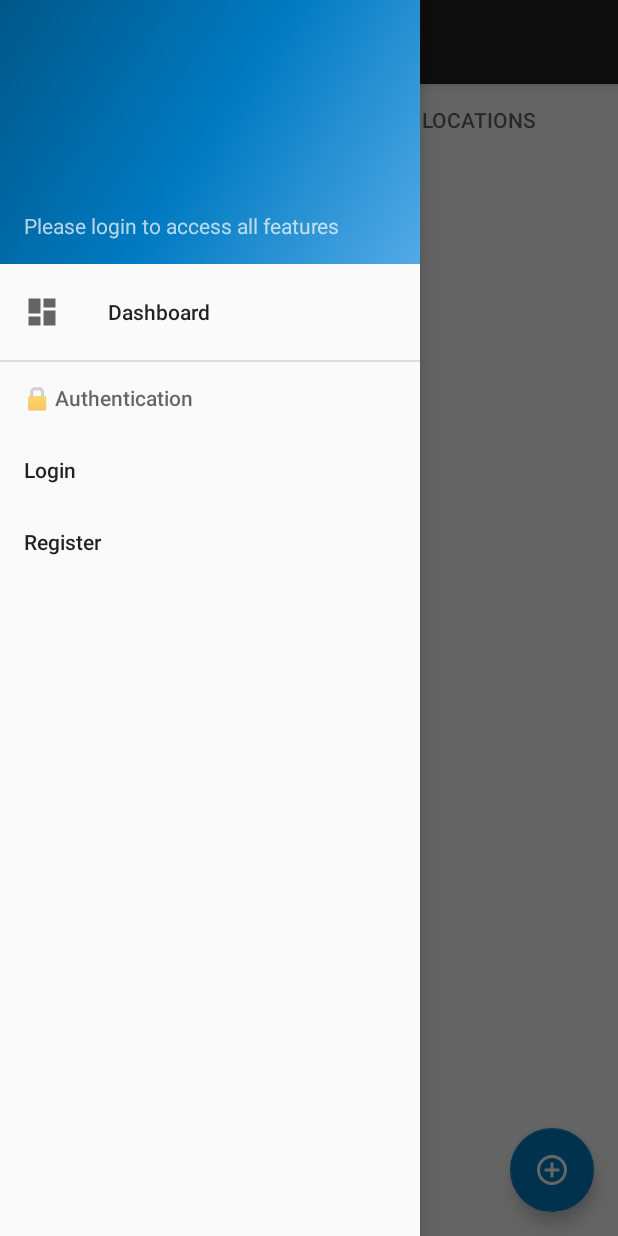
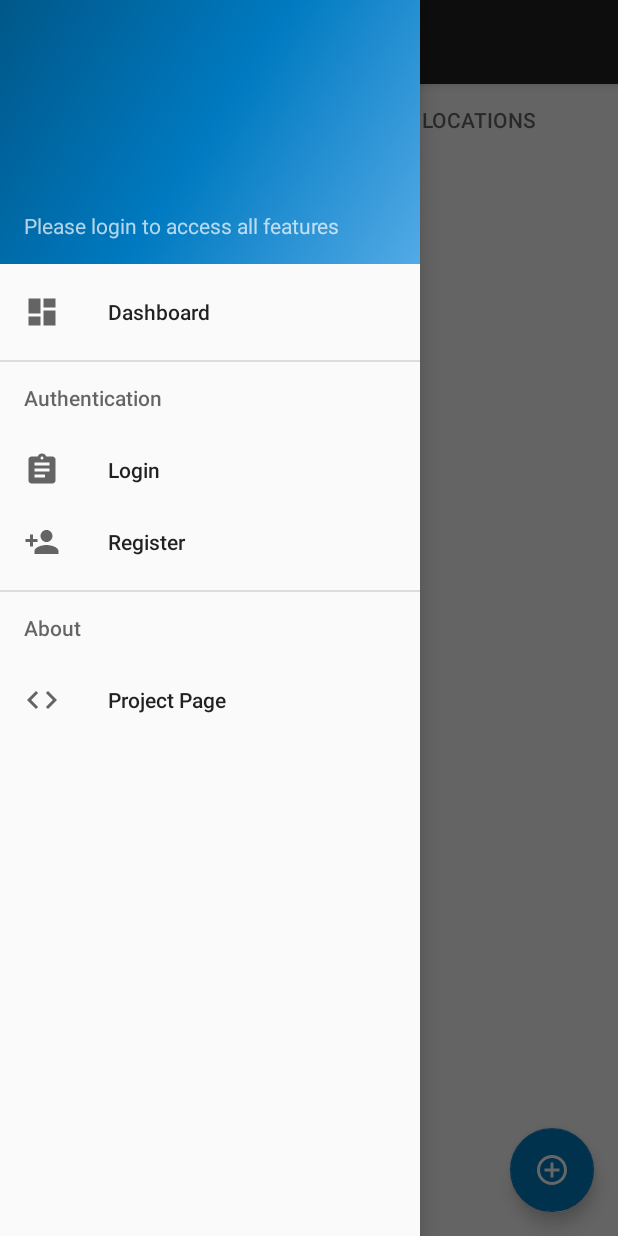
Before and after one commit to radusalagean/foodtruck-app-android, an Android app: the screen it shows after launch (MainActivity), with the side drawer open, on a phone screen of 412 x 824 dp. Run offline under Robolectric (Android 15) with nearby library versions, the phone set to English and light mode, and no system bars; our stand-ins replace ButterKnife, Dagger/Hilt's generated code, RxJava, Timber; libraries missing offline, so code that uses them is left out: com.facebook.stetho; network calls fail; pictures from the network do not load; 24 statements that could not run were skipped.

Commit message:
Navigation Drawer improvements

```diff
--- a/FoodtruckClient/app/src/main/java/com/example/foodtruckclient/activity/MainActivity.java
+++ b/FoodtruckClient/app/src/main/java/com/example/foodtruckclient/activity/MainActivity.java
@@ -20,6 +20,7 @@ import com.example.foodtruckclient.authentication.AuthenticationConstants;
 import com.example.foodtruckclient.authentication.AuthenticationRepository;
 import com.example.foodtruckclient.authentication.AuthenticationService;
 import com.example.foodtruckclient.generic.viewmodel.ViewModelManager;
+import com.example.foodtruckclient.network.NetworkConstants;
 import com.example.foodtruckclient.network.foodtruckapi.model.Account;
 import com.example.foodtruckclient.network.foodtruckapi.model.Foodtruck;
 import com.example.foodtruckclient.screen.dashboard.DashboardFragment;
@@ -30,6 +31,7 @@ import com.example.foodtruckclient.screen.foodtruckviewer.FoodtruckViewerFragmen
 import com.example.foodtruckclient.screen.login.LoginFragment;
 import com.example.foodtruckclient.screen.profile.ProfileFragment;
 import com.example.foodtruckclient.screen.register.RegisterFragment;
+import com.example.foodtruckclient.util.IntentUtils;
 import com.example.foodtruckclient.view.AuthenticationNavigationView;
 import com.google.android.material.navigation.NavigationView;
 import com.google.android.material.snackbar.Snackbar;
@@ -230,6 +232,9 @@ public class MainActivity extends BaseActivity
                 authenticationRepository.clearAuthenticatedAccount();
                 clearAuthenticatedAccount();
                 break;
+            case R.id.nav_project_page:
+                IntentUtils.openLinkInBrowser(this, NetworkConstants.PROJECT_PAGE_URL);
+                break;
         }
         drawerLayout.closeDrawer(GravityCompat.START);
         return true;
--- a/FoodtruckClient/app/src/main/java/com/example/foodtruckclient/generic/activity/BaseActivity.java
+++ b/FoodtruckClient/app/src/main/java/com/example/foodtruckclient/generic/activity/BaseActivity.java
@@ -124,6 +124,14 @@ public abstract class BaseActivity extends AppCompatActivity implements Activity
     protected <T extends BaseFragment> void showFragment(T fragment,
                                                          boolean addToBackStack,
                                                          @Nullable String backStackStateName) {
+        // Make sure we don't open unnecessary fragments
+        BaseFragment currentFragment = (BaseFragment) getSupportFragmentManager()
+                .findFragmentById(getFragmentContainerId());
+        if (currentFragment != null && currentFragment.getClass().equals(fragment.getClass()) &&
+            currentFragment.getContentId().equals(fragment.getContentId())) {
+            Timber.d("Attempting to open an unnecessary fragment, skipping request!");
+            return;
+        }
         FragmentTransaction ft = getSupportFragmentManager().beginTransaction()
                 .replace(getFragmentContainerId(), fragment, fragment.getUuid().toString())
                 .setTransition(FragmentTransaction.TRANSIT_FRAGMENT_FADE);
--- a/FoodtruckClient/app/src/main/java/com/example/foodtruckclient/network/NetworkConstants.java
+++ b/FoodtruckClient/app/src/main/java/com/example/foodtruckclient/network/NetworkConstants.java
@@ -41,4 +41,7 @@ public class NetworkConstants {
     public static String getAuthorizationHeader(String token) {
         return HEADER_VALUE_AUTHORIZATION_PREFIX_BEARER + token;
     }
+
+    // Project Page
+    public static final String PROJECT_PAGE_URL = "https://github.com/radusalagean/foodtruck-app-android";
 }
--- a/FoodtruckClient/app/src/main/java/com/example/foodtruckclient/screen/foodtruckviewer/FoodtruckViewerFragment.java
+++ b/FoodtruckClient/app/src/main/java/com/example/foodtruckclient/screen/foodtruckviewer/FoodtruckViewerFragment.java
@@ -266,6 +266,11 @@ public class FoodtruckViewerFragment extends BaseMapFragment
     }
 
     @Override
+    public String getContentId() {
+        return getArguments() != null ? getArguments().getString(ARG_FOODTRUCK_ID) : foodtruckId;
+    }
+
+    @Override
     public boolean onBackPressed() {
         if (isMapPopupOpen()) {
             closeMapPopup();
--- /dev/null
+++ b/FoodtruckClient/app/src/main/res/drawable/ic_assignment_black_24dp.xml
@@ -0,0 +1,9 @@
+<vector xmlns:android="http://schemas.android.com/apk/res/android"
+        android:width="24dp"
+        android:height="24dp"
+        android:viewportWidth="24.0"
+        android:viewportHeight="24.0">
+    <path
+        android:fillColor="#FF000000"
+        android:pathData="M19,3h-4.18C14.4,1.84 13.3,1 12,1c-1.3,0 -2.4,0.84 -2.82,2L5,3c-1.1,0 -2,0.9 -2,2v14c0,1.1 0.9,2 2,2h14c1.1,0 2,-0.9 2,-2L21,5c0,-1.1 -0.9,-2 -2,-2zM12,3c0.55,0 1,0.45 1,1s-0.45,1 -1,1 -1,-0.45 -1,-1 0.45,-1 1,-1zM14,17L7,17v-2h7v2zM17,13L7,13v-2h10v2zM17,9L7,9L7,7h10v2z"/>
+</vector>
--- /dev/null
+++ b/FoodtruckClient/app/src/main/res/drawable/ic_assignment_return_black_24dp.xml
@@ -0,0 +1,9 @@
+<vector xmlns:android="http://schemas.android.com/apk/res/android"
+        android:width="24dp"
+        android:height="24dp"
+        android:viewportWidth="24.0"
+        android:viewportHeight="24.0">
+    <path
+        android:fillColor="#FF000000"
+        android:pathData="M19,3h-4.18C14.4,1.84 13.3,1 12,1c-1.3,0 -2.4,0.84 -2.82,2L5,3c-1.1,0 -2,0.9 -2,2v14c0,1.1 0.9,2 2,2h14c1.1,0 2,-0.9 2,-2L21,5c0,-1.1 -0.9,-2 -2,-2zM12,3c0.55,0 1,0.45 1,1s-0.45,1 -1,1 -1,-0.45 -1,-1 0.45,-1 1,-1zM16,15h-4v3l-5,-5 5,-5v3h4v4z"/>
+</vector>
--- /dev/null
+++ b/FoodtruckClient/app/src/main/res/drawable/ic_code_black_24dp.xml
@@ -0,0 +1,9 @@
+<vector xmlns:android="http://schemas.android.com/apk/res/android"
+        android:width="24dp"
+        android:height="24dp"
+        android:viewportWidth="24.0"
+        android:viewportHeight="24.0">
+    <path
+        android:fillColor="#FF000000"
+        android:pathData="M9.4,16.6L4.8,12l4.6,-4.6L8,6l-6,6 6,6 1.4,-1.4zM14.6,16.6l4.6,-4.6 -4.6,-4.6L16,6l6,6 -6,6 -1.4,-1.4z"/>
+</vector>
--- /dev/null
+++ b/FoodtruckClient/app/src/main/res/drawable/ic_person_add_black_24dp.xml
@@ -0,0 +1,9 @@
+<vector xmlns:android="http://schemas.android.com/apk/res/android"
+        android:width="24dp"
+        android:height="24dp"
+        android:viewportWidth="24.0"
+        android:viewportHeight="24.0">
+    <path
+        android:fillColor="#FF000000"
+        android:pathData="M15,12c2.21,0 4,-1.79 4,-4s-1.79,-4 -4,-4 -4,1.79 -4,4 1.79,4 4,4zM6,10L6,7L4,7v3L1,10v2h3v3h2v-3h3v-2L6,10zM15,14c-2.67,0 -8,1.34 -8,4v2h16v-2c0,-2.66 -5.33,-4 -8,-4z"/>
+</vector>
--- a/FoodtruckClient/app/src/main/res/menu/menu_drawer.xml
+++ b/FoodtruckClient/app/src/main/res/menu/menu_drawer.xml
@@ -3,7 +3,7 @@
     xmlns:tools="http://schemas.android.com/tools"
     tools:showIn="navigation_view">
 
-    <group android:checkableBehavior="single">
+    <group>
         <item
             android:id="@+id/nav_dashboard"
             android:icon="@drawable/ic_dashboard_black_24dp"
@@ -18,14 +18,26 @@
         <menu>
             <item
                 android:id="@+id/nav_login"
+                android:icon="@drawable/ic_assignment_black_24dp"
                 android:title="@string/menu_login" />
             <item
                 android:id="@+id/nav_register"
+                android:icon="@drawable/ic_person_add_black_24dp"
                 android:title="@string/menu_register" />
             <item
                 android:id="@+id/nav_logout"
+                android:icon="@drawable/ic_assignment_return_black_24dp"
                 android:title="@string/menu_logout" />
         </menu>
     </item>
 
+    <item android:title="@string/menu_group_about">
+        <menu>
+            <item
+                android:id="@+id/nav_project_page"
+                android:icon="@drawable/ic_code_black_24dp"
+                android:title="@string/menu_project_page"/>
+        </menu>
+    </item>
+
 </menu>
--- a/FoodtruckClient/app/src/main/res/values/strings.xml
+++ b/FoodtruckClient/app/src/main/res/values/strings.xml
@@ -109,8 +109,10 @@
     <!--Nav Drawer Menu-->
     <string name="menu_dashboard">Dashboard</string>
     <string name="menu_my_profile">My Profile</string>
-    <string name="menu_group_authentication">🔒 Authentication</string>
+    <string name="menu_group_authentication">Authentication</string>
+    <string name="menu_group_about">About</string>
     <string name="menu_login">Login</string>
     <string name="menu_register">Register</string>
     <string name="menu_logout">Logout</string>
+    <string name="menu_project_page">Project Page</string>
 </resources>
```
Also changed, not shown: FoodtruckClient/app/src/main/java/com/example/foodtruckclient/generic/fragment/BaseFragment.java (+12 -26 lines), FoodtruckClient/app/src/main/java/com/example/foodtruckclient/screen/foodtruckeditor/FoodtruckEditorFragment.java (+9 -2 lines), FoodtruckClient/app/src/main/java/com/example/foodtruckclient/screen/profile/ProfileFragment.java (+8 -3 lines), FoodtruckClient/app/src/main/java/com/example/foodtruckclient/util/IntentUtils.java (added, +37 -0 lines).
